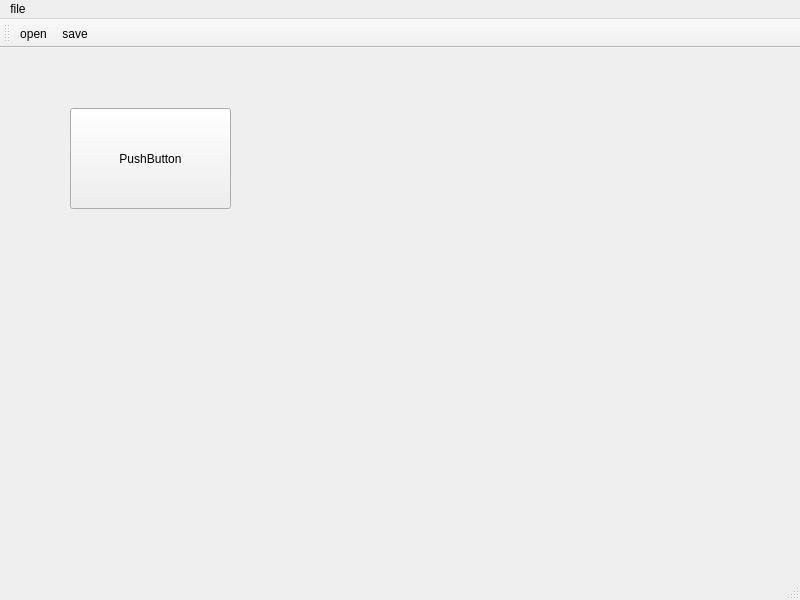
The window that QMainWindow/src/MainWindow.ui (serenNan/QtLearn) describes before a commit, drawn with Qt 5.
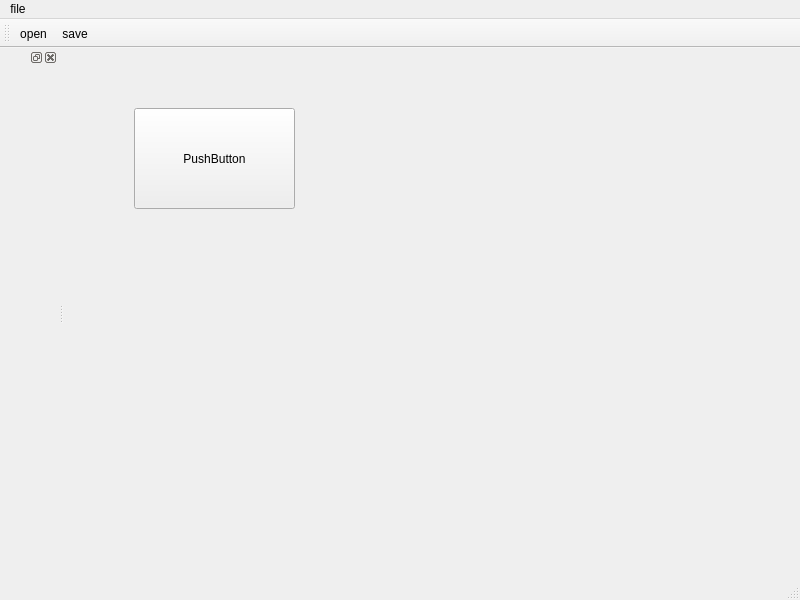
The same window after the commit. Icons and pictures are not drawn.

What changed in the file:
```diff
--- a/QMainWindow/src/MainWindow.ui
+++ b/QMainWindow/src/MainWindow.ui
@@ -70,6 +70,12 @@
    <addaction name="open_action"/>
    <addaction name="save_action"/>
   </widget>
+  <widget class="QDockWidget" name="dockWidget">
+   <attribute name="dockWidgetArea">
+    <number>1</number>
+   </attribute>
+   <widget class="QWidget" name="dockWidgetContents"/>
+  </widget>
   <action name="open_action">
    <property name="icon">
     <iconset>
```
